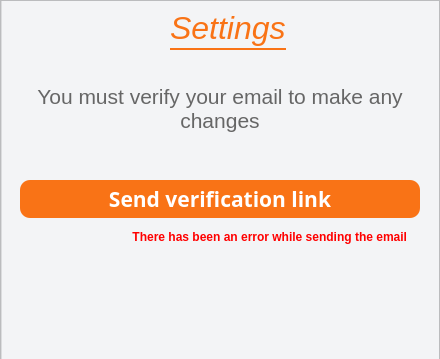
This is settingspanel.ui in Ph4sm4/FinelogApp as Qt 5 draws it before an edit; both pictures show x 0 to 440 and y 0 to 359 of the 440 by 783 pixel window. The edited form follows.
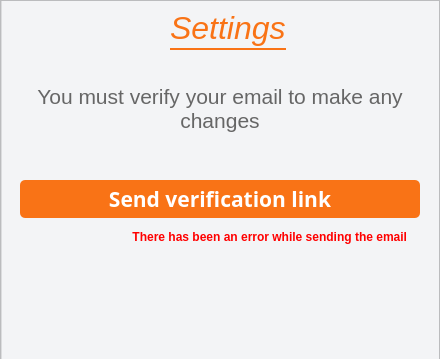
This is the edited form. The open tabs and pages were chosen to show the change. Icons and pictures are not drawn.

Patch:
```diff
--- a/settingspanel.ui
+++ b/settingspanel.ui
@@ -265,7 +265,7 @@
              <string notr="true">QPushButton {
 background-color:  rgb(249, 115, 22);
 height: 30px;
-border-radius: 10px;
+border-radius: 5px;
 color: white;
 margin: 0 10%;
 padding: 4px 0;
```
Left out of the diff: 10 changed lines with no effect on the pictures.
